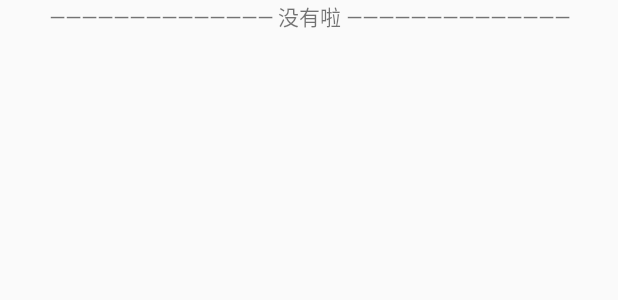
After one commit to 2695483104/Android_Moments, an Android app: the layout listview_footer.xml on its own in the app's theme, with its tools: preview values and no code run, on a phone screen of 412 x 824 dp. The commit adds this screen. Shown: the top 300 px of the screen. Run offline under Robolectric (Android 15) with nearby library versions, the phone set to English and light mode, and no system bars.

Commit message:
add ListView footer & fix multiple call function getView

```diff
--- a/app/src/main/java/Model/MyListView.java
+++ b/app/src/main/java/Model/MyListView.java
@@ -17,7 +17,6 @@ public class MyListView extends ListView {
     public MyListView(Context context, AttributeSet attrs, int defStyleAttr) {
         super(context, attrs, defStyleAttr);
     }
-
     //设置不滚动
     @Override
     protected void onMeasure(int widthMeasureSpec, int heightMeasureSpec) {
@@ -32,8 +31,8 @@ public class MyListView extends ListView {
         Integer.MAX_VALUE >> 2：表示父布局给的参考的大小无限大。（listview无边界）
         MeasureSpec.AT_MOST：表示根据布局的大小来确定listview最终的高度，也就是有多少内容就显示多高。
         */
-        int expandSpec = MeasureSpec.makeMeasureSpec(Integer.MAX_VALUE >> 2, MeasureSpec.AT_MOST);
-
+//        int expandSpec = MeasureSpec.makeMeasureSpec(Integer.MAX_VALUE >> 2, MeasureSpec.AT_MOST);
+        int expandSpec = MeasureSpec.makeMeasureSpec(Integer.MAX_VALUE >> 2, MeasureSpec.EXACTLY);
         super.onMeasure(widthMeasureSpec, expandSpec);
 //        super.onMeasure(widthMeasureSpec, heightMeasureSpec);
     }
--- a/app/src/main/java/com/example/colin/myapplication/PostMoment.java
+++ b/app/src/main/java/com/example/colin/myapplication/PostMoment.java
@@ -136,6 +136,7 @@ public class PostMoment extends AppCompatActivity {
                 return false;
             }
         });
+        Log.i("Ready to post moment",moment.toString());
         //发送http
         String url = "http://172.20.10.2:8080/android_http_servers/Moments";
         myHttp.Post(moment,uploadHandler,url);
--- a/app/src/main/res/layout/content_pyq.xml
+++ b/app/src/main/res/layout/content_pyq.xml
@@ -31,4 +31,6 @@
             android:paddingTop="10dp">
         </Model.MyListView>
 
+
+
 </android.support.v4.widget.NestedScrollView>
--- /dev/null
+++ b/app/src/main/res/layout/listview_footer.xml
@@ -0,0 +1,10 @@
+<?xml version="1.0" encoding="utf-8"?>
+<LinearLayout xmlns:android="http://schemas.android.com/apk/res/android"
+    android:layout_width="match_parent"
+    android:layout_height="match_parent">
+    <TextView
+        android:layout_width="match_parent"
+        android:layout_height="20dp"
+        android:gravity="center"
+        android:text="—————————————— 没有啦 ——————————————"/>
+</LinearLayout>
```
Also changed, not shown: app/src/main/java/Model/AsyncTaskImageLoad.java (+11 -1 lines), app/src/main/java/Model/MomentAdapter.java (+0 -106 lines), app/src/main/java/com/example/colin/myapplication/MainActivity.java (+8 -8 lines), app/src/main/java/com/example/colin/myapplication/PYQActivity.java (+17 -16 lines). Lines whose indentation alone changed are shown as unchanged.
